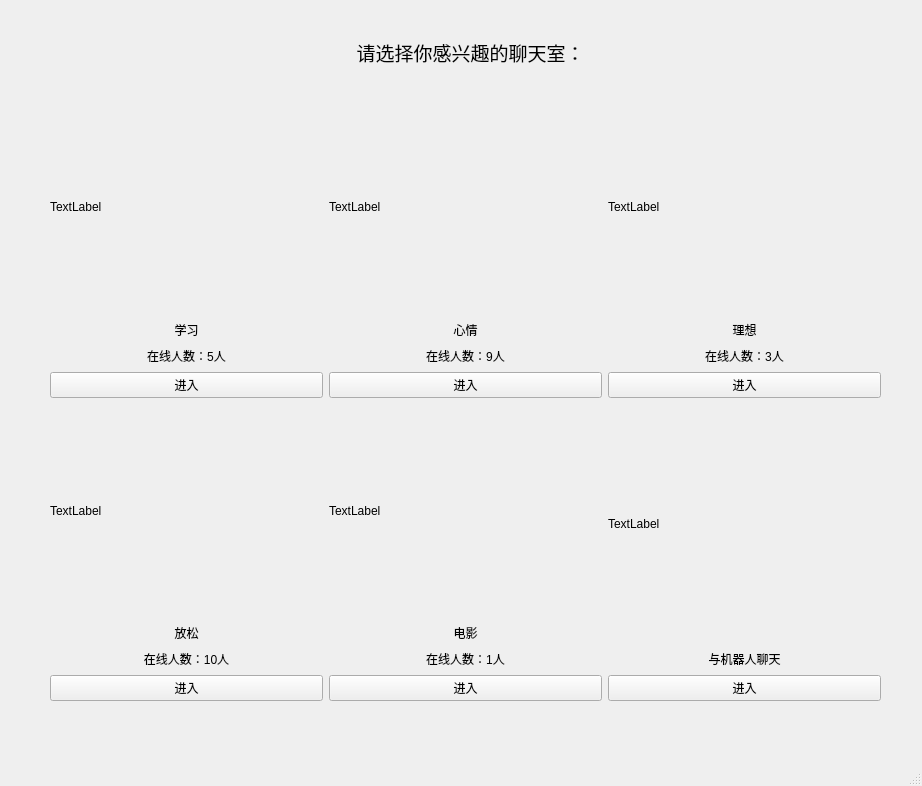
Old version of the form qt/home.ui in the repository kevin2li/network-programming-curriculum-project.
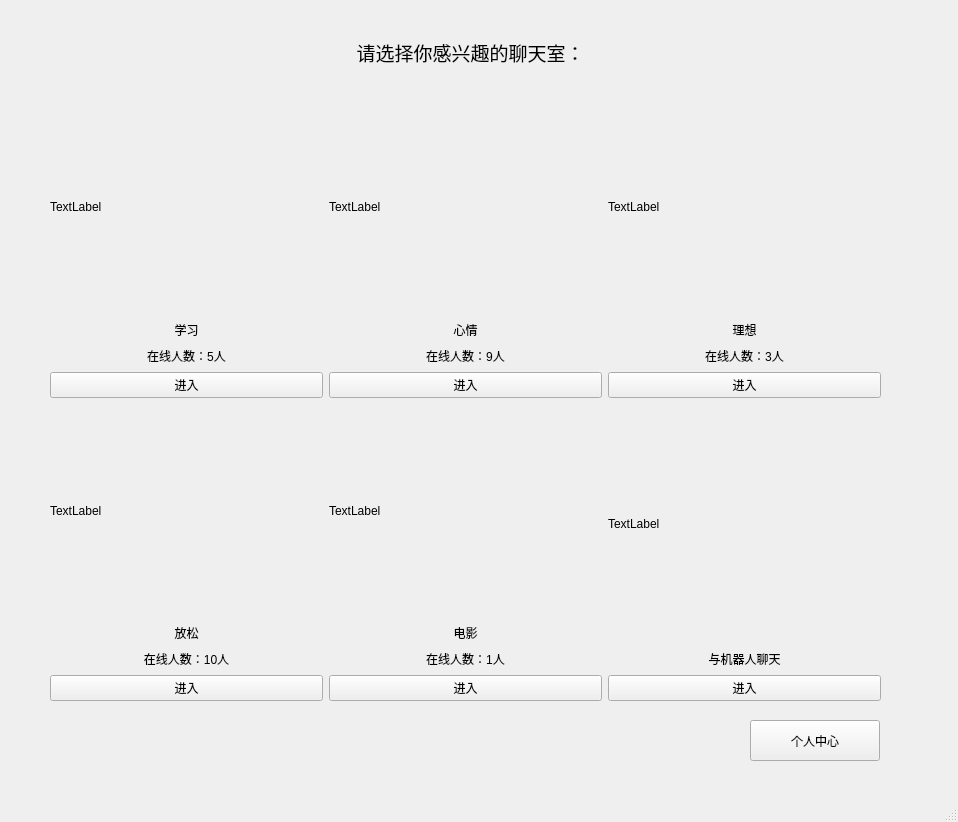
New version of the form.

What changed in the file:
```diff
--- a/qt/home.ui
+++ b/qt/home.ui
@@ -6,8 +6,8 @@
    <rect>
     <x>0</x>
     <y>0</y>
-    <width>922</width>
-    <height>786</height>
+    <width>958</width>
+    <height>822</height>
    </rect>
   </property>
   <property name="windowTitle">
@@ -367,6 +367,19 @@
      <set>Qt::AlignCenter</set>
     </property>
    </widget>
+   <widget class="QPushButton" name="pushButton_7">
+    <property name="geometry">
+     <rect>
+      <x>750</x>
+      <y>720</y>
+      <width>130</width>
+      <height>41</height>
+     </rect>
+    </property>
+    <property name="text">
+     <string>个人中心</string>
+    </property>
+   </widget>
   </widget>
   <widget class="QMenuBar" name="menubar">
    <property name="geometry">
```
Left out of the diff: 19 changed lines with no effect on the pictures.
